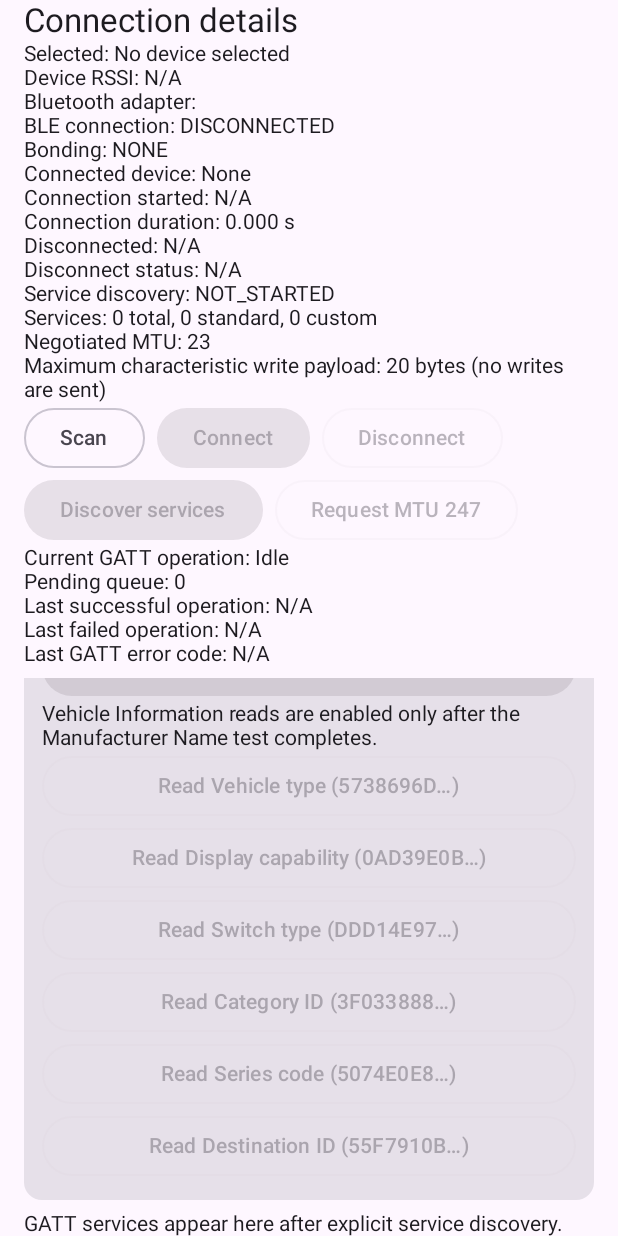
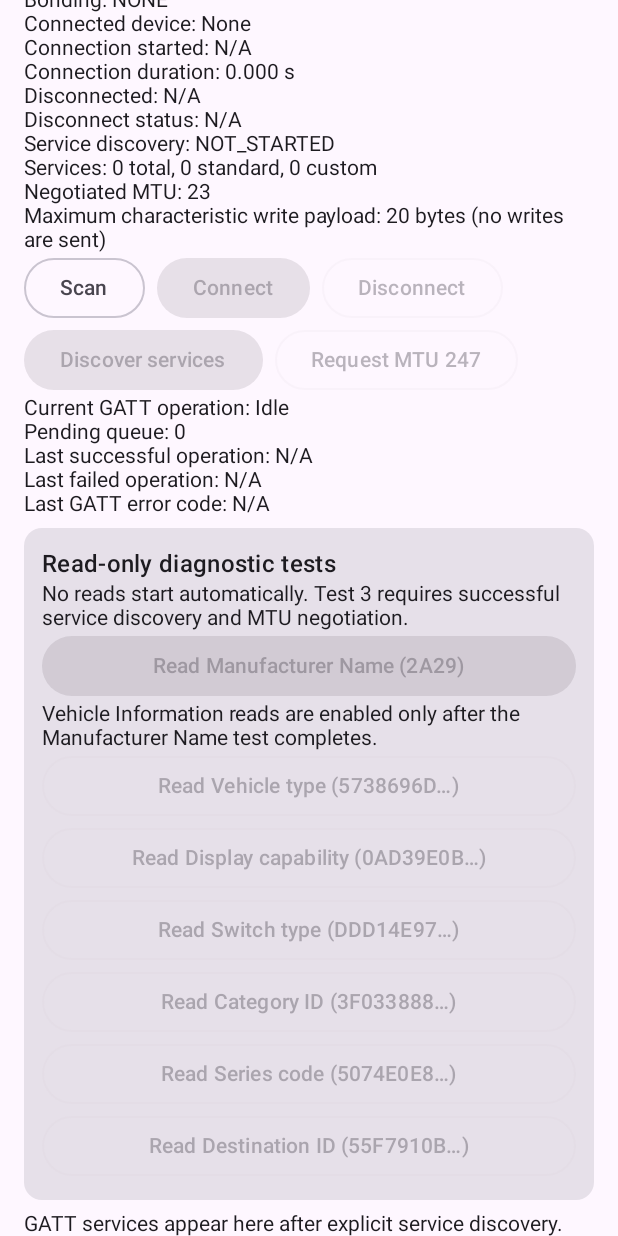
Before and after one commit to ygisantos/Roadsync-plus, an Android app built with Jetpack Compose: the composable ConnectionScreen called with empty values, scrolled down 100 dp, on a phone screen of 412 x 824 dp. Run offline under Robolectric (Android 15) with nearby library versions, the phone set to English and light mode, and no system bars.

Commit message:
refactor: Improve layout and readability of connection details in ConnectionScreen

```diff
--- a/app/src/main/java/com/roadsyncplus/ui/RoadSyncScreens.kt
+++ b/app/src/main/java/com/roadsyncplus/ui/RoadSyncScreens.kt
@@ -199,7 +199,16 @@ fun ConnectionScreen(
     } else {
         mtuRequestState.negotiatedMtu
     }
-    Column(Modifier.fillMaxSize().padding(horizontal = 16.dp)) {
+    val queueIdle = operationState.currentOperation == null &&
+        operationState.pendingQueueSize == 0 && !isReadingDiagnostics
+    val readyForRead = connectionState == ConnectionState.CONNECTED &&
+        serviceDiscoveryState == ServiceDiscoveryState.COMPLETE && queueIdle
+    LazyColumn(
+        modifier = Modifier.fillMaxSize().padding(horizontal = 16.dp),
+        verticalArrangement = Arrangement.spacedBy(8.dp),
+    ) {
+        item {
+            Column(Modifier.fillMaxWidth()) {
                 Text("Connection details", style = MaterialTheme.typography.titleLarge)
                 Text("Selected: ${selectedDevice?.name ?: "No device selected"}")
                 selectedDevice?.let { Text(it.address, fontFamily = FontFamily.Monospace) }
@@ -265,12 +274,8 @@ fun ConnectionScreen(
                 Text("Last successful operation: ${operationState.lastSuccessfulOperation ?: "N/A"}")
                 Text("Last failed operation: ${operationState.lastFailedOperation ?: "N/A"}")
                 Text("Last GATT error code: ${operationState.lastErrorCode ?: "N/A"}")
-        Spacer(Modifier.height(8.dp))
-        val queueIdle = operationState.currentOperation == null &&
-            operationState.pendingQueueSize == 0 && !isReadingDiagnostics
-        val readyForRead = connectionState == ConnectionState.CONNECTED &&
-            serviceDiscoveryState == ServiceDiscoveryState.COMPLETE && queueIdle
-        LazyColumn(verticalArrangement = Arrangement.spacedBy(8.dp)) {
+            }
+        }
         item {
             Card(Modifier.fillMaxWidth()) {
                 Column(Modifier.padding(12.dp)) {
@@ -345,7 +350,6 @@ fun ConnectionScreen(
                         Text("Decoded: ${decodeCharacteristicValue(result.serviceUuid, result.characteristicUuid, result.value)}")
                     }
                     result.error?.let { Text("Error: $it", color = MaterialTheme.colorScheme.error) }
-                    }
                 }
             }
         }
```
Lines whose indentation alone changed are shown as unchanged.
